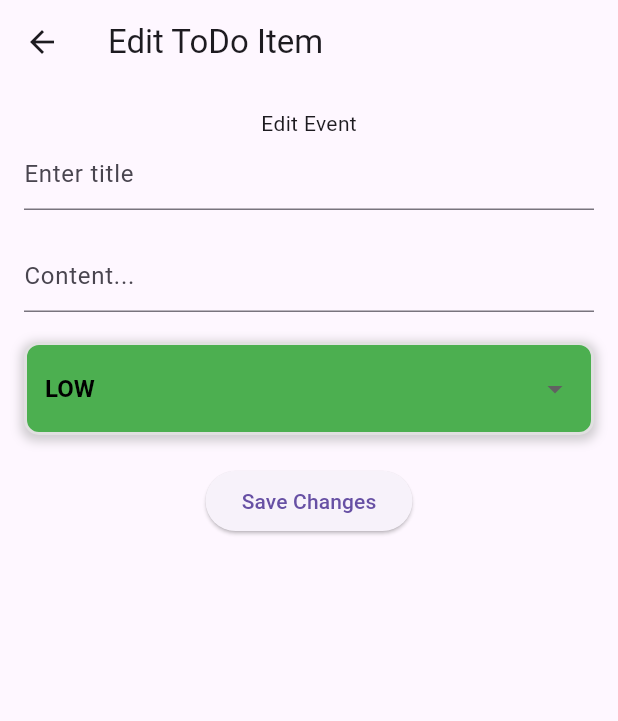
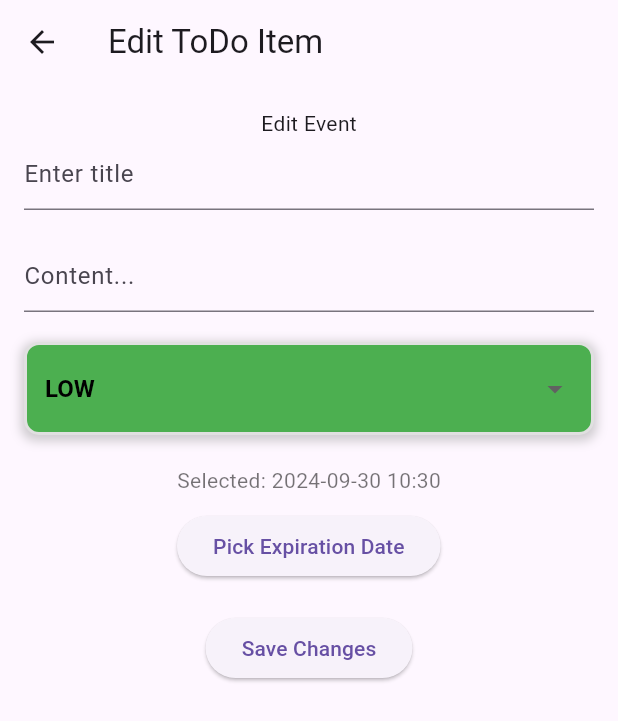
Before and after one commit to MichaelXerxes/dissertation_project_app, a Flutter app: the EditItemPage screen opened directly with empty values, on a phone screen of 412 x 824 dp. Shown: the top 721 px of the screen. Run offline on Flutter 3.47's test engine with Material 3 defaults, Android fonts, the phone set to English and light mode, and no system bars; our stand-ins replace bloc, connectivity_plus, equatable, flutter_bloc, flutter_svg; network calls fail.

Commit message:
Date Picker

```diff
--- a/l10n.yaml
+++ /dev/null
@@ -1,4 +0,0 @@
-arb-dir: res/strings
-template-arb-file: strings_en.arb
-output-localization-file: app_localizations.dart
-nullable-getter: false
--- /dev/null
+++ b/lib/core/helpers/date_format_helper.dart
@@ -0,0 +1,9 @@
+import 'package:intl/intl.dart';
+
+class DateFormatHelper {
+  static String dateFomrat(DateTime? date) {
+    if (date == null) return "No Expiration Date.";
+
+    return DateFormat('yyyy-MM-dd HH:mm').format(date);
+  }
+}
--- a/lib/core/main_utils/app_routes/app_routes.dart
+++ b/lib/core/main_utils/app_routes/app_routes.dart
@@ -1,7 +1,7 @@
 import 'package:dissertation_project_app/core/screens/load_app_data_screen.dart';
 import 'package:dissertation_project_app/core/screens/test_screen.dart';
-import 'package:dissertation_project_app/feature/services/to_do_list/screens/add_item_page.dart';
-import 'package:dissertation_project_app/feature/services/to_do_list/screens/to_do_page.dart';
+import 'package:dissertation_project_app/feature/services/to_do_list/presentation/screens/add_item_page.dart';
+import 'package:dissertation_project_app/feature/services/to_do_list/presentation/screens/to_do_page.dart';
 import 'package:flutter/material.dart';
 import 'package:dissertation_project_app/home_page.dart';
 
--- a/lib/core/tools/flutter_helper.dart
+++ b/lib/core/tools/flutter_helper.dart
@@ -1,5 +1,5 @@
 import 'package:flutter/material.dart';
-import 'package:flutter_gen/gen_l10n/app_localizations.dart';
+//import 'package:flutter_gen/gen_l10n/app_localizations.dart';
 import 'package:dissertation_project_app/core/helpers/constants.dart';
 
 extension BuildContextExtension on BuildContext {
@@ -9,7 +9,7 @@
 
   double get deviceWidth => MediaQuery.of(this).size.width;
 
-  AppLocalizations get strings => AppLocalizations.of(this);
+  // AppLocalizations get strings => AppLocalizations.of(this);
 
   bool get isMobile => MediaQuery.of(this).size.width < Constants.MOBILE_WIDTH;
 
--- a/lib/core/widgets/buttons/custom_side_button_menu/custom_side_button_menu.dart
+++ b/lib/core/widgets/buttons/custom_side_button_menu/custom_side_button_menu.dart
@@ -62,7 +62,7 @@
       child: Container(
         height: 450.0, // screenSize.height, //
         width: screenSize.width,
-        decoration: BoxDecoration(color: Colors.pink[50]),
+        decoration: BoxDecoration(color: Colors.transparent),
         child: Stack(
           children: [
             AnimatedItemContainerSideMenu(
--- a/lib/feature/services/to_do_list/bloc/to_do_state.dart
+++ b/lib/feature/services/to_do_list/bloc/to_do_state.dart
@@ -1,6 +1,5 @@
 part of 'to_do_bloc.dart';
 
-// States
 abstract class ToDoState extends Equatable {
   const ToDoState();
 
@@ -9,6 +8,8 @@
 }
 
 class ToDoInitial extends ToDoState {}
+
+class ToDoLoading extends ToDoState {}
 
 class ToDoLoadSuccess extends ToDoState {
   final List<ToDoItem> todos;
--- a/lib/feature/services/to_do_list/models/to_do_item/to_do_item_model.dart
+++ b/lib/feature/services/to_do_list/models/to_do_item/to_do_item_model.dart
@@ -6,6 +6,7 @@
   final String title;
   final String content;
   final DateTime dateTimeAdded;
+  final DateTime expiredDate;
   final PriorityLevelEnum priority;
 
   ToDoItem({
@@ -13,9 +14,13 @@
     required this.title,
     required this.content,
     DateTime? dateTimeAdded,
+    DateTime? expiredDate,
     this.priority = PriorityLevelEnum.LOW,
-  }) : dateTimeAdded = dateTimeAdded ?? DateTime.now();
+  })  : dateTimeAdded = dateTimeAdded ?? DateTime.now(),
+        expiredDate = expiredDate ??
+            DateTime.now().add(const Duration(days: 60, milliseconds: 30));
 
   @override
-  List<Object?> get props => [id, title, content, dateTimeAdded, priority];
+  List<Object?> get props =>
+      [id, title, content, dateTimeAdded, expiredDate, priority];
 }
--- a/lib/feature/services/to_do_list/screens/edit_item_page.dart
+++ b/lib/feature/services/to_do_list/presentation/screens/edit_item_page.dart
@@ -2,9 +2,9 @@
 import 'package:dissertation_project_app/core/enums/piority_level_enum.dart';
 import 'package:dissertation_project_app/feature/services/to_do_list/models/to_do_item/to_do_item_model.dart';
 import 'package:dissertation_project_app/feature/services/to_do_list/bloc/to_do_bloc.dart';
+import 'package:dissertation_project_app/feature/services/to_do_list/presentation/widgets/date_picker.dart';
 import 'package:flutter/material.dart';
 import 'package:flutter_bloc/flutter_bloc.dart';
-//import 'package:flutter_gen/gen_l10n/app_localizations.dart';
 
 class EditItemPage extends StatefulWidget {
   final ToDoItem todo;
@@ -21,6 +21,7 @@
   late TextEditingController _titleController;
   late TextEditingController _contentController;
   late PriorityLevelEnum _selectedPriority;
+  DateTime? _expiredDateSelected;
 
   @override
   void initState() {
@@ -28,6 +29,7 @@
     _titleController = TextEditingController(text: widget.todo.title);
     _contentController = TextEditingController(text: widget.todo.content);
     _selectedPriority = widget.todo.priority;
+    _expiredDateSelected = widget.todo.expiredDate;
   }
 
   @override
@@ -74,6 +76,15 @@
                 },
               ),
               const SizedBox(height: 20),
+              DatePicker(
+                selectedDate: _expiredDateSelected,
+                onDateSelected: (DateTime? selectedDate) {
+                  setState(() {
+                    _expiredDateSelected = selectedDate;
+                  });
+                },
+              ),
+              const SizedBox(height: 20),
               ElevatedButton(
                 onPressed: () {
                   if (_formKey.currentState!.validate()) {
@@ -82,6 +93,7 @@
                       title: _titleController.text,
                       content: _contentController.text,
                       priority: _selectedPriority,
+                      expiredDate: _expiredDateSelected,
                     );
 
                     context
--- /dev/null
+++ b/lib/feature/services/to_do_list/presentation/widgets/date_picker.dart
@@ -0,0 +1,59 @@
+import 'package:dissertation_project_app/core/helpers/date_format_helper.dart';
+import 'package:flutter/material.dart';
+import 'package:intl/intl.dart';
+
+class DatePicker extends StatefulWidget {
+  final ValueChanged<DateTime?> onDateSelected;
+  final DateTime? selectedDate;
+
+  const DatePicker({Key? key, required this.onDateSelected, this.selectedDate})
+      : super(key: key);
+
+  @override
+  State<DatePicker> createState() => _DatePickerState();
+}
+
+class _DatePickerState extends State<DatePicker> {
+  DateTime? _expiredDateSelected;
+
+  @override
+  void initState() {
+    super.initState();
+    _expiredDateSelected = widget.selectedDate;
+  }
+
+  Future<void> _datePicker(BuildContext context) async {
+    final DateTime? calendarPicker = await showDatePicker(
+      context: context,
+      initialDate: _expiredDateSelected ?? DateTime.now(),
+      firstDate: DateTime.now(),
+      lastDate: DateTime(2099),
+    );
+    if (calendarPicker != null && calendarPicker != _expiredDateSelected) {
+      setState(() {
+        _expiredDateSelected = calendarPicker;
+      });
+      widget.onDateSelected(_expiredDateSelected);
+    }
+  }
+
+  @override
+  Widget build(BuildContext context) {
+    return Column(
+      crossAxisAlignment: CrossAxisAlignment.start,
+      children: [
+        Text(
+          _expiredDateSelected == null
+              ? 'No Date Selected ${_expiredDateSelected}'
+              : 'Selected: ${DateFormatHelper.dateFomrat(_expiredDateSelected)}',
+          style: const TextStyle(color: Colors.black54),
+        ),
+        const SizedBox(height: 10),
+        ElevatedButton(
+          onPressed: () => _datePicker(context),
+          child: const Text('Pick Expiration Date'),
+        ),
+      ],
+    );
+  }
+}
--- a/lib/main.dart
+++ b/lib/main.dart
@@ -4,7 +4,7 @@
 import 'package:dissertation_project_app/core/main_utils/bloc_provider/bloc_provider.dart';
 import 'package:flutter/material.dart';
 //import 'package:flutter_gen/gen_l10n/app_localizations.dart';
-import 'package:flutter_gen/gen_l10n/app_localizations.dart';
+//import 'package:flutter_gen/gen_l10n/app_localizations.dart';
 
 void main() {
   runApp(const MainApp());
@@ -22,8 +22,8 @@
       child: MaterialApp(
         navigatorKey: navigatorKey,
         initialRoute: '/home_page',
-        localizationsDelegates: AppLocalizations.localizationsDelegates,
-        supportedLocales: AppLocalizations.supportedLocales,
+        // localizationsDelegates: AppLocalizations.localizationsDelegates,
+        // supportedLocales: AppLocalizations.supportedLocales,
         locale: const Locale('en'),
         routes: AppRoutes.routes,
         home: Scaffold(
--- a/pubspec.yaml
+++ b/pubspec.yaml
@@ -18,12 +18,10 @@
   equatable: ^2.0.5
   uuid: ^4.5.1
   connectivity_plus: ^6.0.5
-  # flutter_gen: ^5.7.0
-  # intl: ^0.19.0
+  intl: ^0.19.0
 
 dev_dependencies:
   build_runner:
-  # flutter_gen_runner:
   flutter_test:
     sdk: flutter
   flutter_lints: ^3.0.0
```
Also changed, not shown: lib/core/widgets/bottom_bar.dart (+8 -7 lines), lib/feature/services/to_do_list/bloc/to_do_bloc.dart (+12 -0 lines), lib/feature/services/to_do_list/presentation/screens/add_item_page.dart (renamed from lib/feature/services/to_do_list/screens/add_item_page.dart, +50 -8 lines), lib/feature/services/to_do_list/presentation/screens/to_do_page.dart (renamed from lib/feature/services/to_do_list/screens/to_do_page.dart, +17 -6 lines), lib/gen/assets.gen.dart (deleted, +0 -135 lines), lib/home_page.dart (+8 -8 lines), pubspec.lock.
